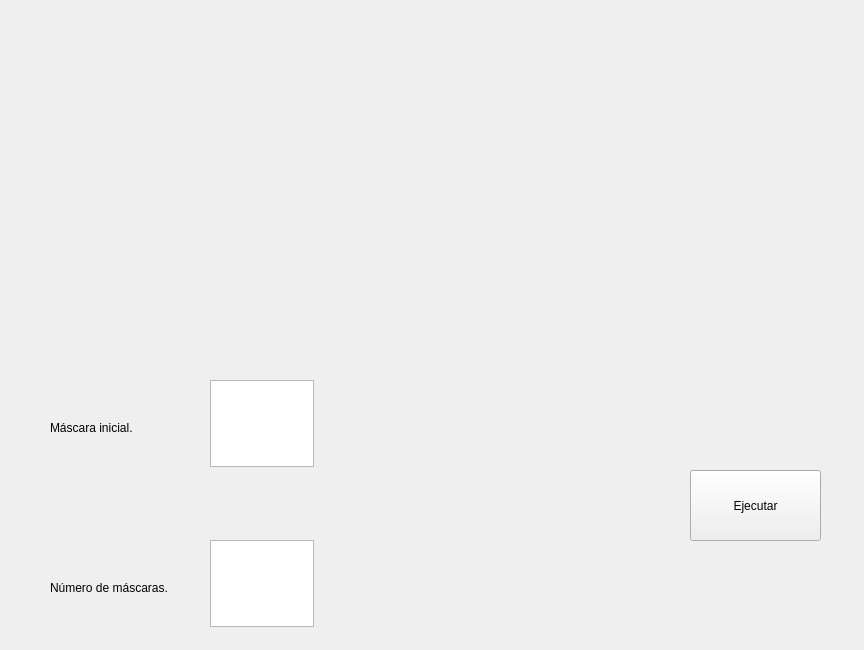
UzielLopez/image-blurer, file ui/diseño.ui: the form before one commit.
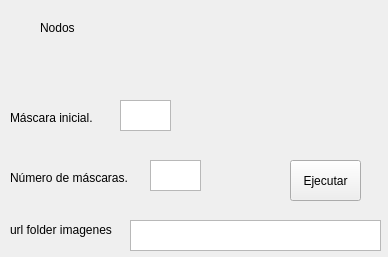
The form after the commit.

Commit message: ventana chikita

```diff
--- a/ui/diseño.ui
+++ b/ui/diseño.ui
@@ -6,8 +6,8 @@
    <rect>
     <x>0</x>
     <y>0</y>
-    <width>864</width>
-    <height>650</height>
+    <width>388</width>
+    <height>257</height>
    </rect>
   </property>
   <property name="windowTitle">
@@ -17,10 +17,10 @@
    <widget class="QWidget" name="verticalLayoutWidget">
     <property name="geometry">
      <rect>
-      <x>270</x>
+      <x>230</x>
       <y>20</y>
-      <width>351</width>
-      <height>281</height>
+      <width>111</width>
+      <height>101</height>
      </rect>
     </property>
     <layout class="QVBoxLayout" name="verticalLayout"/>
@@ -28,28 +28,28 @@
    <widget class="QTextEdit" name="textEdit">
     <property name="geometry">
      <rect>
-      <x>210</x>
-      <y>380</y>
-      <width>104</width>
-      <height>87</height>
+      <x>120</x>
+      <y>100</y>
+      <width>51</width>
+      <height>31</height>
      </rect>
     </property>
    </widget>
    <widget class="QTextEdit" name="textEdit_2">
     <property name="geometry">
      <rect>
-      <x>210</x>
-      <y>540</y>
-      <width>104</width>
-      <height>87</height>
+      <x>150</x>
+      <y>160</y>
+      <width>51</width>
+      <height>31</height>
      </rect>
     </property>
    </widget>
    <widget class="QLabel" name="label">
     <property name="geometry">
      <rect>
-      <x>50</x>
-      <y>420</y>
+      <x>10</x>
+      <y>110</y>
       <width>101</width>
       <height>16</height>
      </rect>
@@ -61,8 +61,8 @@
    <widget class="QLabel" name="label_2">
     <property name="geometry">
      <rect>
-      <x>50</x>
-      <y>580</y>
+      <x>10</x>
+      <y>170</y>
       <width>141</width>
       <height>16</height>
      </rect>
@@ -74,10 +74,10 @@
    <widget class="QPushButton" name="ejecutar">
     <property name="geometry">
      <rect>
-      <x>690</x>
-      <y>470</y>
-      <width>131</width>
-      <height>71</height>
+      <x>290</x>
+      <y>160</y>
+      <width>71</width>
+      <height>41</height>
      </rect>
     </property>
     <property name="text">
@@ -110,6 +110,42 @@
      <string/>
     </property>
    </widget>
+   <widget class="QLabel" name="label_3">
+    <property name="geometry">
+     <rect>
+      <x>40</x>
+      <y>20</y>
+      <width>55</width>
+      <height>16</height>
+     </rect>
+    </property>
+    <property name="text">
+     <string>Nodos</string>
+    </property>
+   </widget>
+   <widget class="QTextEdit" name="textEdit_3">
+    <property name="geometry">
+     <rect>
+      <x>130</x>
+      <y>220</y>
+      <width>251</width>
+      <height>31</height>
+     </rect>
+    </property>
+   </widget>
+   <widget class="QLabel" name="label_4">
+    <property name="geometry">
+     <rect>
+      <x>10</x>
+      <y>220</y>
+      <width>121</width>
+      <height>20</height>
+     </rect>
+    </property>
+    <property name="text">
+     <string>url folder imagenes</string>
+    </property>
+   </widget>
   </widget>
  </widget>
  <resources/>
```
